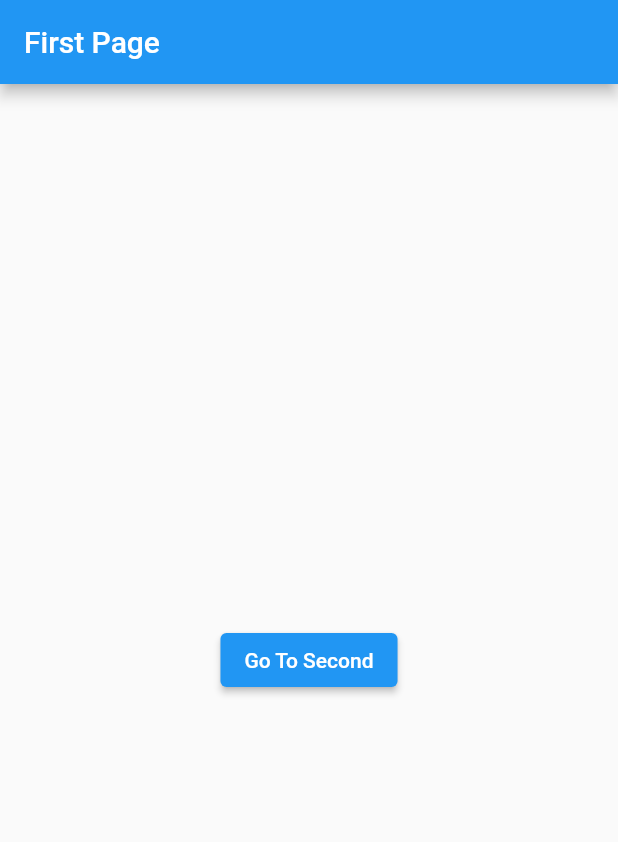
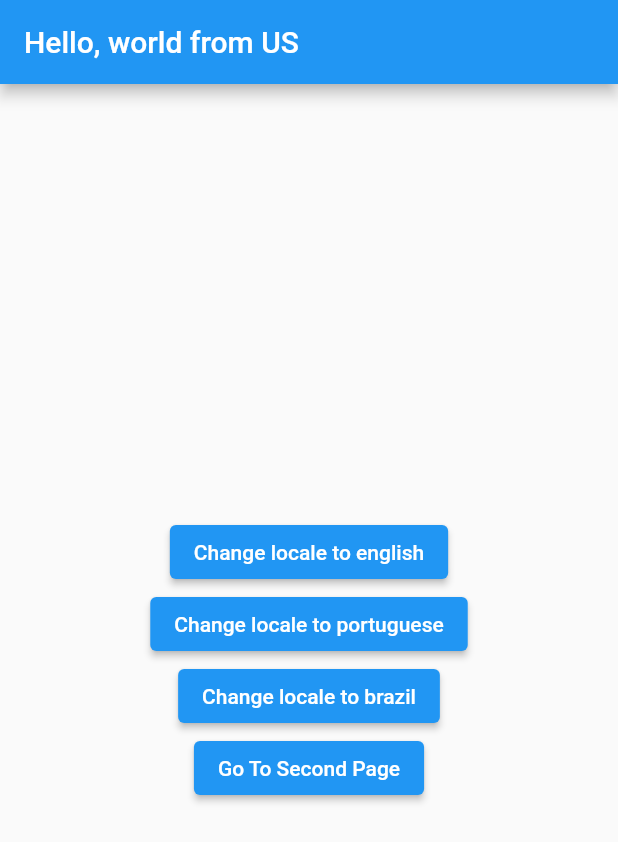
Before and after one commit to ankanSikdar/flutter-getx-other-features-example, a Flutter app: the screen it shows after launch, on a phone screen of 412 x 824 dp. Shown: the top 842 px of the screen. Run offline on Flutter 3.47's test engine with Material 2 defaults, Android fonts, the phone set to English and light mode, and no system bars; our stand-ins replace get.

Commit message:
Changing text based on locale

```diff
--- a/lib/main.dart
+++ b/lib/main.dart
@@ -2,6 +2,7 @@ import 'package:flutter/material.dart';
 import 'package:get/get.dart';
 import 'package:other_features/screens/first.dart';
 import 'package:other_features/screens/second.dart';
+import 'package:other_features/utils/translations.dart';
 
 void main() {
   runApp(MyApp());
@@ -16,6 +17,8 @@ class MyApp extends StatelessWidget {
       theme: ThemeData(
         primarySwatch: Colors.blue,
       ),
+      translations: MyTranslations(),
+      locale: Locale('en', 'US'),
       // Set Default Transition for changing screens
       defaultTransition: Transition.leftToRightWithFade,
       initialRoute: '/first',
--- a/lib/screens/first.dart
+++ b/lib/screens/first.dart
@@ -8,7 +8,7 @@ class First extends StatelessWidget {
   Widget build(BuildContext context) {
     return Scaffold(
       appBar: AppBar(
-        title: Text('First Page'),
+        title: Text('title'.trArgs(['Your Name'])),
       ),
       body: Column(
         mainAxisAlignment: MainAxisAlignment.center,
@@ -18,10 +18,29 @@ class First extends StatelessWidget {
             width: double.infinity,
           ),
           ElevatedButton(
-              onPressed: () {
-                Get.toNamed('/second');
-              },
-              child: Text('Go To Second'))
+            onPressed: () {
+              Get.updateLocale(Locale('en'));
+            },
+            child: Text('Change locale to english'),
+          ),
+          ElevatedButton(
+            onPressed: () {
+              Get.updateLocale(Locale('pt'));
+            },
+            child: Text('Change locale to portuguese'),
+          ),
+          ElevatedButton(
+            onPressed: () {
+              Get.updateLocale(Locale('pt', 'BR'));
+            },
+            child: Text('Change locale to brazil'),
+          ),
+          ElevatedButton(
+            onPressed: () {
+              Get.toNamed('/second');
+            },
+            child: Text('Go To Second Page'),
+          ),
         ],
       ),
     );
--- /dev/null
+++ b/lib/utils/translations.dart
@@ -0,0 +1,19 @@
+import 'package:get/get.dart';
+
+class MyTranslations extends Translations {
+  @override
+  Map<String, Map<String, String>> get keys => {
+        'en': {
+          'title': 'Hello, world %s',
+        },
+        'en_US': {
+          'title': 'Hello, world from US',
+        },
+        'pt': {
+          'title': 'Ola de Portugal',
+        },
+        'pt_BR': {
+          'title': 'Ola do Brasil',
+        },
+      };
+}
```
